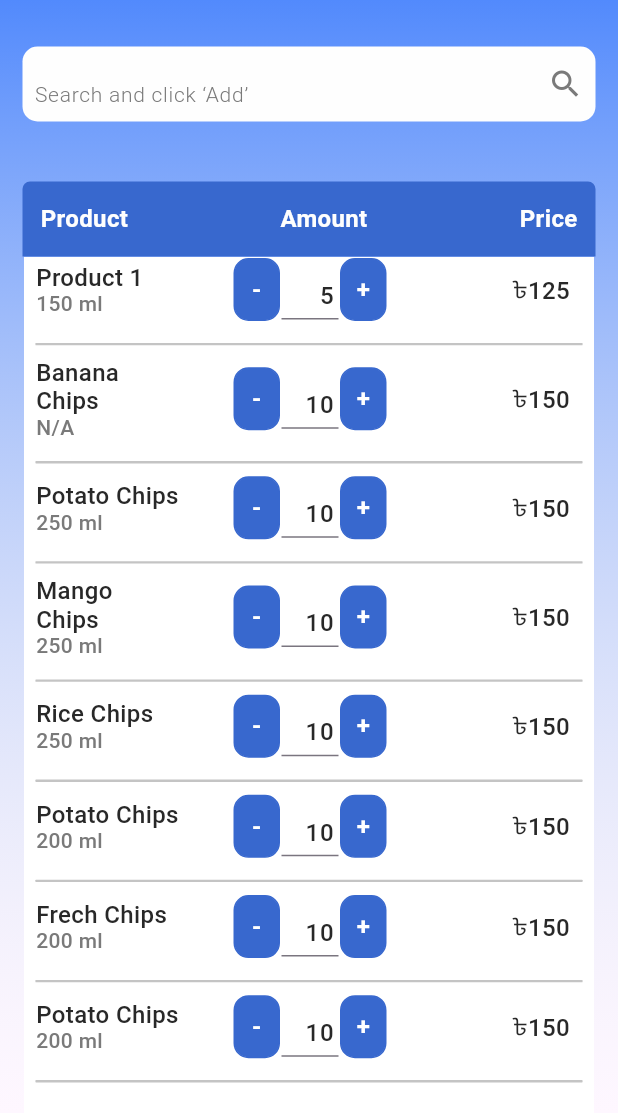
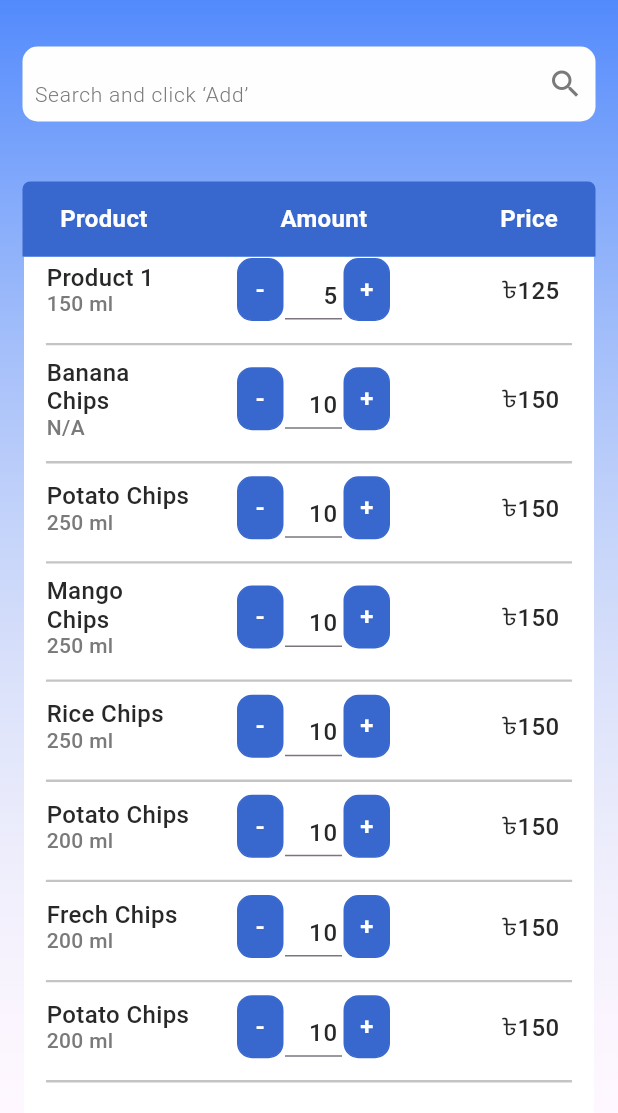
Before and after one commit to MohsinHridoy/apsis, a Flutter app: the screen it shows after launch, on a phone screen of 412 x 824 dp, the part 123-1236 px from its top. Run offline on Flutter 3.47's test engine with Material 3 defaults, Android fonts, the phone set to English and light mode, and no system bars; our stand-ins replace dotted_border, image_picker; accounts and stored records are empty; Roboto replaces fonts that are missing (Mulish).

Commit message:
update code

```diff
--- a/lib/screens/alert/alert.dart
+++ b/lib/screens/alert/alert.dart
@@ -392,7 +392,7 @@ class _AlertState extends State<Alert> {
                       ),
                     ),
                     SizedBox(
-                      width: 90,
+                      width: MediaQuery.of(context).size.width * 0.17,
                     ),
                     Text(
                       '৳ 16,547.00',
--- a/lib/screens/new_sale/new_sale.dart
+++ b/lib/screens/new_sale/new_sale.dart
@@ -468,7 +468,7 @@ class _NewSaleState extends State<NewSale> {
                     ),
                   ),
                   child: Padding(
-                    padding: const EdgeInsets.all(12.0),
+                    padding: const EdgeInsets.only(left: 25.0,right: 25),
                     child: Row(
                       mainAxisAlignment: MainAxisAlignment.spaceBetween,
                       children: [
@@ -547,8 +547,8 @@ class _NewSaleState extends State<NewSale> {
 
                                     child: Container(
                                       padding: EdgeInsets.only(
-                                          left: 8.0,
-                                          right: 8.0,
+                                          left: 15.0,
+                                          right: 15.0,
                                           bottom: 8.0,
                                           top: 1),
                                       child: Column(
```
Also changed, not shown: lib/screens/cashpayment/cash_payment.dart (+11 -0 lines), lib/screens/customersalehistory/customer_sale_history.dart (+4 -5 lines), lib/screens/customersalehistory/customer_sale_history001.dart (+2 -15 lines).
